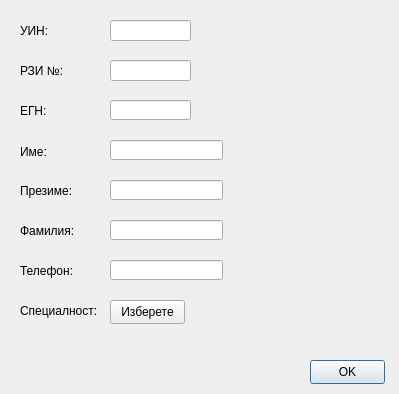
This is src/View/Widgets/DoctorSettingsDialog.ui in thefinalcutbg/OpenPrescription as Qt 5 draws it before an edit. The edited form follows.
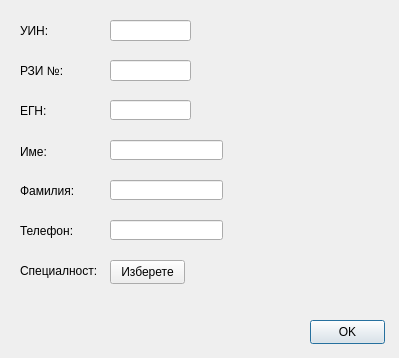
This is the edited form. Custom widgets are drawn as their Qt base class.

Commit message: Doctor middle name removed. Small cosmetic changes.

Patch:
```diff
--- a/src/View/Widgets/DoctorSettingsDialog.ui
+++ b/src/View/Widgets/DoctorSettingsDialog.ui
@@ -7,7 +7,7 @@
     <x>0</x>
     <y>0</y>
     <width>399</width>
-    <height>394</height>
+    <height>358</height>
    </rect>
   </property>
   <property name="sizePolicy">
@@ -16,6 +16,18 @@
     <verstretch>0</verstretch>
    </sizepolicy>
   </property>
+  <property name="minimumSize">
+   <size>
+    <width>399</width>
+    <height>358</height>
+   </size>
+  </property>
+  <property name="maximumSize">
+   <size>
+    <width>399</width>
+    <height>358</height>
+   </size>
+  </property>
   <property name="windowTitle">
    <string>DoctorSettingsDialog</string>
   </property>
@@ -62,7 +74,7 @@
    <property name="geometry">
     <rect>
      <x>20</x>
-     <y>220</y>
+     <y>180</y>
      <width>71</width>
      <height>21</height>
     </rect>
@@ -88,7 +100,7 @@
    <property name="geometry">
     <rect>
      <x>310</x>
-     <y>360</y>
+     <y>320</y>
      <width>75</width>
      <height>24</height>
     </rect>
@@ -133,7 +145,7 @@
    <property name="geometry">
     <rect>
      <x>110</x>
-     <y>220</y>
+     <y>180</y>
      <width>113</width>
      <height>20</height>
     </rect>
@@ -146,7 +158,7 @@
    <property name="geometry">
     <rect>
      <x>20</x>
-     <y>360</y>
+     <y>320</y>
      <width>261</width>
      <height>21</height>
     </rect>
@@ -158,37 +170,11 @@
     <string/>
    </property>
   </widget>
-  <widget class="NameEdit" name="mNameEdit">
-   <property name="geometry">
-    <rect>
-     <x>110</x>
-     <y>180</y>
-     <width>113</width>
-     <height>20</height>
-    </rect>
-   </property>
-   <property name="maxLength">
-    <number>50</number>
-   </property>
-  </widget>
-  <widget class="QLabel" name="label_6">
-   <property name="geometry">
-    <rect>
-     <x>20</x>
-     <y>180</y>
-     <width>71</width>
-     <height>21</height>
-    </rect>
-   </property>
-   <property name="text">
-    <string>Презиме:</string>
-   </property>
-  </widget>
   <widget class="LineEdit" name="phoneEdit">
    <property name="geometry">
     <rect>
      <x>110</x>
-     <y>260</y>
+     <y>220</y>
      <width>113</width>
      <height>20</height>
     </rect>
@@ -201,7 +187,7 @@
    <property name="geometry">
     <rect>
      <x>20</x>
-     <y>260</y>
+     <y>220</y>
      <width>71</width>
      <height>21</height>
     </rect>
@@ -240,7 +226,7 @@
    <property name="geometry">
     <rect>
      <x>20</x>
-     <y>300</y>
+     <y>260</y>
      <width>91</width>
      <height>21</height>
     </rect>
@@ -253,7 +239,7 @@
    <property name="geometry">
     <rect>
      <x>110</x>
-     <y>300</y>
+     <y>260</y>
      <width>75</width>
      <height>24</height>
     </rect>
```
Left out of the diff: 1 changed line with no effect on the pictures. The commit also changes 14 other files.
